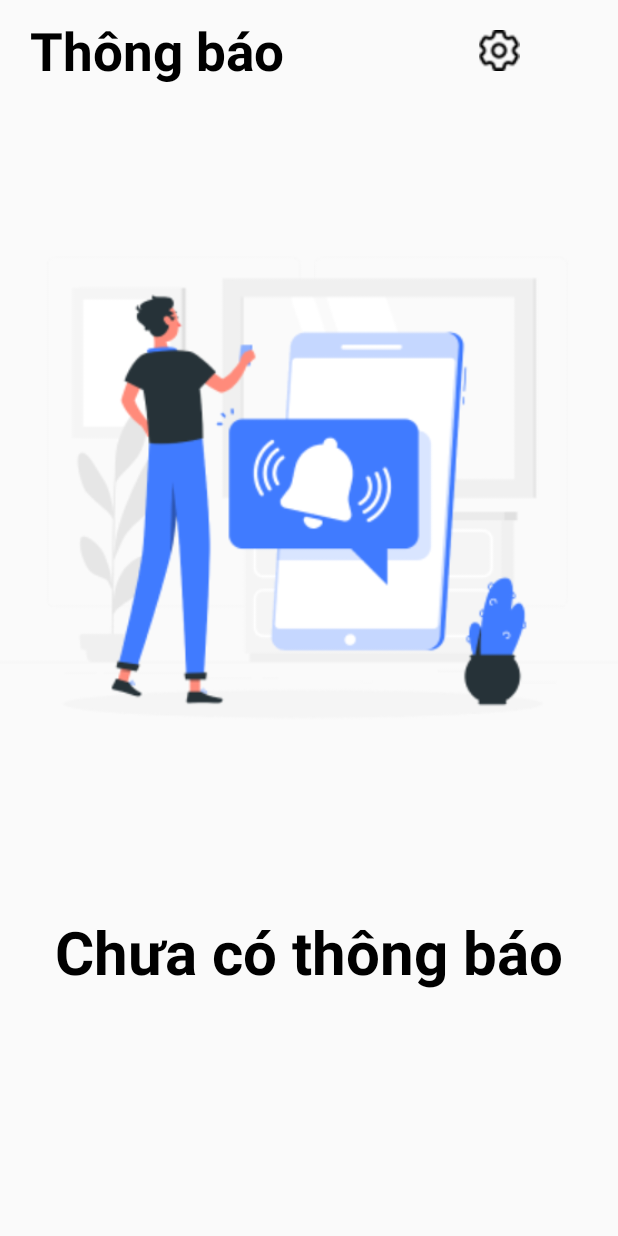
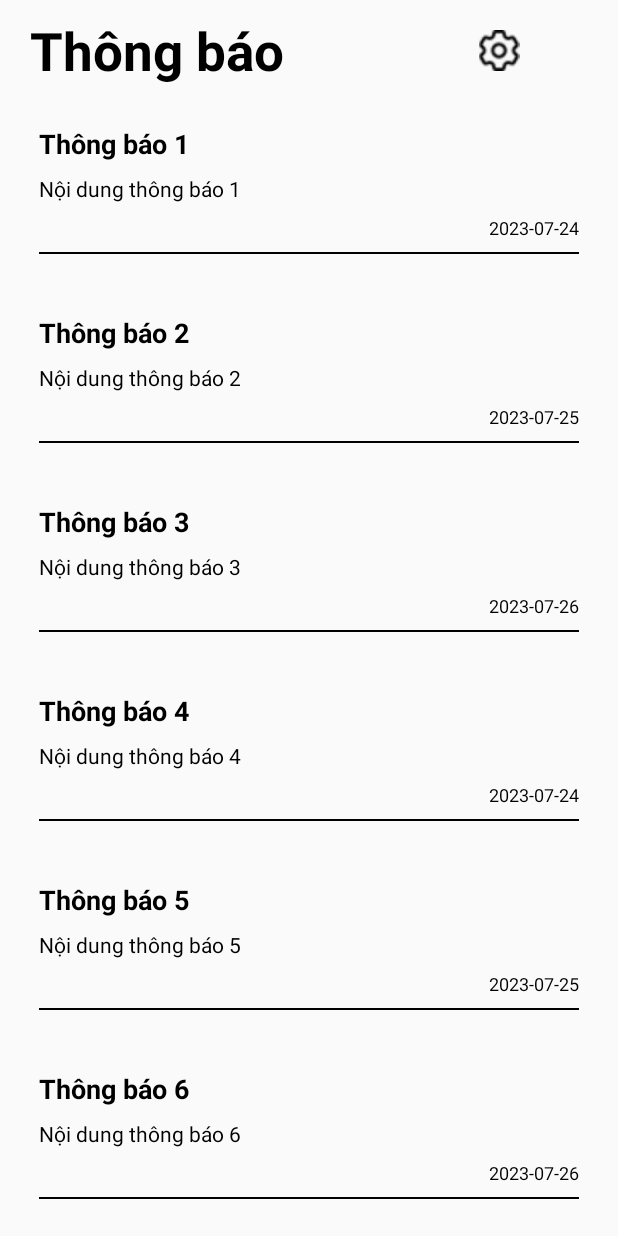
Before and after one commit to ThuanNguyen160603/MyFPl_TATS, an Android app: the screen it shows after launch (Notification), on a phone screen of 412 x 824 dp. Run offline under Robolectric (Android 15) with nearby library versions, the light colour scheme and no system bars.

Commit message:
Notification Interface
Đây là giao diện của màn hình thông báo

```diff
--- /dev/null
+++ b/app/src/main/java/com/example/androidnetworking/Adapter/NotificationAdapter.java
@@ -0,0 +1,64 @@
+package com.example.androidnetworking.Adapter;
+
+import android.view.LayoutInflater;
+import android.view.View;
+import android.view.ViewGroup;
+import android.widget.TextView;
+
+import androidx.annotation.NonNull;
+import androidx.recyclerview.widget.RecyclerView;
+
+import com.example.androidnetworking.R;
+import com.example.androidnetworking.Model.NotificationModel;
+
+import java.util.List;
+
+public class NotificationAdapter extends RecyclerView.Adapter<NotificationAdapter.NotificationViewHolder> {
+
+    private List<NotificationModel> notificationList;
+
+    public NotificationAdapter(List<NotificationModel> notificationList) {
+        this.notificationList = notificationList;
+    }
+
+    @NonNull
+    @Override
+    public NotificationViewHolder onCreateViewHolder(@NonNull ViewGroup parent, int viewType) {
+        View view = LayoutInflater.from(parent.getContext()).inflate(R.layout.notification_item, parent, false);
+        return new NotificationViewHolder(view);
+    }
+
+    //đây là hàm xử lý dữ liệu truyền lên cho giao diện thông qua model
+    @Override
+    public void onBindViewHolder(@NonNull NotificationViewHolder holder, int position) {
+        NotificationModel notification = notificationList.get(position);
+        holder.tvTitle.setText(notification.getTitle());
+        holder.tvContent.setText(notification.getContent());
+        holder.tvDate.setText(notification.getDate());
+
+        // Kiểm tra nếu là item cuối cùng, ẩn đường viền phía dưới
+        if (position == notificationList.size() - 1) {
+            holder.divider.setVisibility(View.GONE);
+        } else {
+            holder.divider.setVisibility(View.VISIBLE);
+        }
+    }
+
+    @Override
+    public int getItemCount() {
+        return notificationList.size();
+    }
+
+    // đây là hàm sẽ kết nối adapter với giao diện
+    public class NotificationViewHolder extends RecyclerView.ViewHolder {
+        TextView tvTitle, tvContent, tvDate;
+        View divider;
+        public NotificationViewHolder(@NonNull View itemView) {
+            super(itemView);
+            tvTitle = itemView.findViewById(R.id.tvTitle);
+            tvContent = itemView.findViewById(R.id.tvContent);
+            tvDate = itemView.findViewById(R.id.tvDate);
+            divider = itemView.findViewById(R.id.divider);
+        }
+    }
+}
--- /dev/null
+++ b/app/src/main/java/com/example/androidnetworking/Model/NotificationModel.java
@@ -0,0 +1,31 @@
+package com.example.androidnetworking.Model;
+
+public class NotificationModel {
+    private int idNews;
+    private String title;
+    private String content;
+    private String date;
+
+    public NotificationModel(int idNews, String title, String content, String date) {
+        this.idNews = idNews;
+        this.title = title;
+        this.content = content;
+        this.date = date;
+    }
+
+    public int getIdNews() {
+        return idNews;
+    }
+
+    public String getTitle() {
+        return title;
+    }
+
+    public String getContent() {
+        return content;
+    }
+
+    public String getDate() {
+        return date;
+    }
+}
--- a/app/src/main/java/com/example/androidnetworking/Notification.java
+++ b/app/src/main/java/com/example/androidnetworking/Notification.java
@@ -1,14 +1,54 @@
 package com.example.androidnetworking;
 
 import androidx.appcompat.app.AppCompatActivity;
+import androidx.recyclerview.widget.LinearLayoutManager;
+import androidx.recyclerview.widget.RecyclerView;
 
 import android.os.Bundle;
 
+import com.example.androidnetworking.Adapter.NotificationAdapter;
+import com.example.androidnetworking.Model.NotificationModel;
+
+import java.util.ArrayList;
+import java.util.List;
+
 public class Notification extends AppCompatActivity {
+
+    private RecyclerView recyclerView;
+    private NotificationAdapter adapter;
+    private List<NotificationModel> notificationList;
 
     @Override
     protected void onCreate(Bundle savedInstanceState) {
         super.onCreate(savedInstanceState);
         setContentView(R.layout.activity_notification);
+
+        // Khởi tạo RecyclerView
+        recyclerView = findViewById(R.id.recyclerViewNotifications);
+        recyclerView.setLayoutManager(new LinearLayoutManager(this));
+
+        // Tạo dữ liệu cứng cho danh sách thông báo
+        createDummyData();
+
+        // Khởi tạo Adapter và gán vào RecyclerView
+        adapter = new NotificationAdapter(notificationList);
+        recyclerView.setAdapter(adapter);
+    }
+
+    private void createDummyData() {
+        // Tạo danh sách thông báo giả định
+        notificationList = new ArrayList<>();
+
+        notificationList.add(new NotificationModel(1, "Thông báo 1", "Nội dung thông báo 1", "2023-07-24"));
+        notificationList.add(new NotificationModel(2, "Thông báo 2", "Nội dung thông báo 2", "2023-07-25"));
+        notificationList.add(new NotificationModel(3, "Thông báo 3", "Nội dung thông báo 3", "2023-07-26"));
+        notificationList.add(new NotificationModel(4, "Thông báo 4", "Nội dung thông báo 4", "2023-07-24"));
+        notificationList.add(new NotificationModel(5, "Thông báo 5", "Nội dung thông báo 5", "2023-07-25"));
+        notificationList.add(new NotificationModel(6, "Thông báo 6", "Nội dung thông báo 6", "2023-07-26"));
+        notificationList.add(new NotificationModel(7, "Thông báo 7", "Nội dung thông báo 7", "2023-07-24"));
+        notificationList.add(new NotificationModel(8, "Thông báo 8", "Nội dung thông báo 8", "2023-07-25"));
+        notificationList.add(new NotificationModel(9, "Thông báo 9", "Nội dung thông báo 9", "2023-07-26"));
+
+        // Thêm các thông báo giả định khác vào danh sách này tùy ý
     }
 }
--- a/app/src/main/res/layout/activity_notification.xml
+++ b/app/src/main/res/layout/activity_notification.xml
@@ -6,11 +6,13 @@
     android:layout_height="match_parent"
     android:orientation="vertical"
     tools:context=".Notification">
+
     <LinearLayout
         android:layout_width="match_parent"
         android:layout_height="wrap_content"
         android:orientation="horizontal"
         android:layout_marginTop="10dp">
+
         <TextView
             android:layout_width="wrap_content"
             android:layout_height="wrap_content"
@@ -19,26 +21,21 @@
             android:textColor="@color/black"
             android:textSize="35dp"
             android:textStyle="bold" />
+
         <ImageView
             android:layout_width="match_parent"
             android:layout_height="match_parent"
             android:src="@drawable/setting"
             android:padding="10dp"
-            android:layout_marginLeft="@android:dimen/notification_large_icon_height"
-            />
+            android:layout_marginLeft="@android:dimen/notification_large_icon_height" />
     </LinearLayout>
 
-    <ImageView
+    <androidx.recyclerview.widget.RecyclerView
+        android:id="@+id/recyclerViewNotifications"
         android:layout_width="match_parent"
-        android:layout_height="550dp"
-        android:src="@drawable/img_notifications"/>
-    <TextView
-        android:layout_width="match_parent"
-        android:layout_height="wrap_content"
-        android:gravity="center"
-        android:textStyle="bold"
-        android:textColor="@color/black"
-        android:textSize="40dp"
-        android:text="Chưa có thông báo"/>
+        android:layout_height="0dp"
+        android:layout_weight="1"
+        tools:listitem="@layout/notification_item"
+        android:padding="10dp" />
 
 </LinearLayout>
--- /dev/null
+++ b/app/src/main/res/layout/notification_item.xml
@@ -0,0 +1,49 @@
+<?xml version="1.0" encoding="utf-8"?>
+<LinearLayout xmlns:android="http://schemas.android.com/apk/res/android"
+    android:layout_width="match_parent"
+    android:layout_height="wrap_content"
+    android:orientation="vertical"
+    android:padding="16dp">
+
+    <!-- Title (TextView) -->
+    <TextView
+        android:id="@+id/tvTitle"
+        android:layout_width="match_parent"
+        android:layout_height="wrap_content"
+        android:textSize="18sp"
+        android:text="Title"
+        android:textStyle="bold"
+        android:textColor="@color/black" />
+
+    <!-- Content (TextView) -->
+    <TextView
+        android:id="@+id/tvContent"
+        android:layout_width="match_parent"
+        android:layout_height="wrap_content"
+        android:textSize="14sp"
+        android:text="Content"
+        android:maxLines="2"
+        android:textColor="@color/black"
+        android:layout_marginTop="8dp" />
+
+    <!-- Date (TextView) -->
+    <TextView
+        android:id="@+id/tvDate"
+        android:layout_width="match_parent"
+        android:layout_height="wrap_content"
+        android:textSize="12sp"
+        android:text="Date"
+        android:textColor="@color/black"
+        android:gravity="end"
+        android:layout_marginTop="8dp" />
+
+    <!-- Divider (View) -->
+    <View
+        android:id="@+id/divider"
+        android:layout_width="match_parent"
+        android:layout_height="1dp"
+        android:background="@color/black"
+        android:layout_marginTop="8dp"
+        android:layout_marginBottom="8dp" />
+
+</LinearLayout>
```
